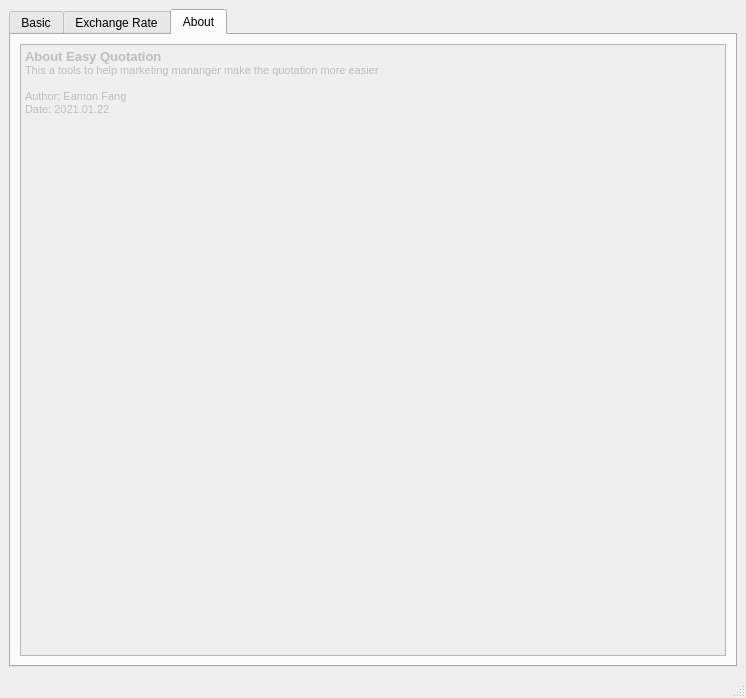
Before: the Qt Designer form main_window.ui in lgnq/EasyQuotation, drawn with Qt 5.
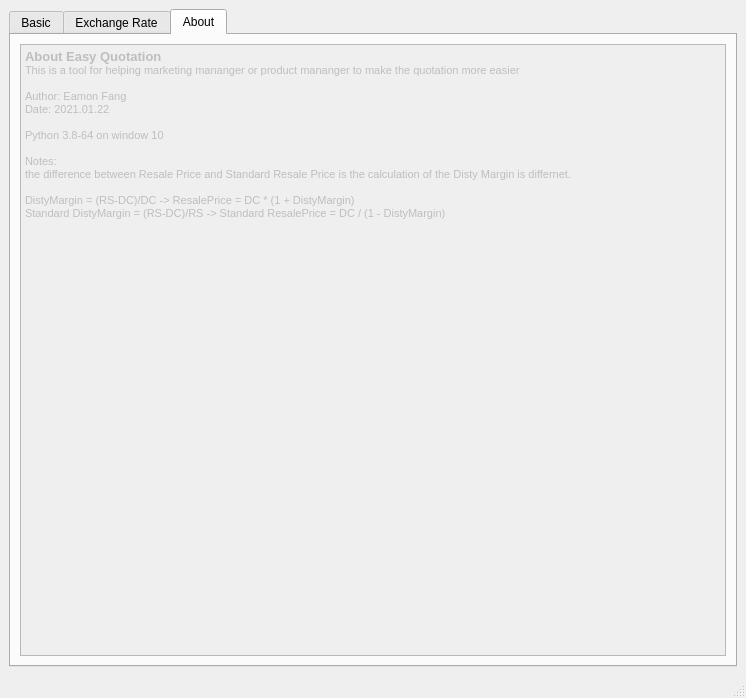
After: the same form once the commit is applied. The open tabs and pages were chosen to show the change. Custom widgets are drawn as their Qt base class.

Commit message: update the About information

What changed in the file:
```diff
--- a/main_window.ui
+++ b/main_window.ui
@@ -722,12 +722,18 @@
 p, li { white-space: pre-wrap; }
 &lt;/style&gt;&lt;/head&gt;&lt;body style=&quot; font-family:'MS Shell Dlg 2'; font-size:8.25pt; font-weight:400; font-style:normal;&quot;&gt;
 &lt;p style=&quot; margin-top:0px; margin-bottom:0px; margin-left:0px; margin-right:0px; -qt-block-indent:0; text-indent:0px;&quot;&gt;&lt;span style=&quot; font-size:10pt; font-weight:600;&quot;&gt;About Easy Quotation&lt;/span&gt;&lt;/p&gt;
-&lt;p style=&quot; margin-top:0px; margin-bottom:0px; margin-left:0px; margin-right:0px; -qt-block-indent:0; text-indent:0px;&quot;&gt;This a tools to help marketing mananger make the quotation more easier&lt;/p&gt;
+&lt;p style=&quot; margin-top:0px; margin-bottom:0px; margin-left:0px; margin-right:0px; -qt-block-indent:0; text-indent:0px;&quot;&gt;This is a tool for helping marketing mananger or product mananger to make the quotation more easier&lt;/p&gt;
 &lt;p style=&quot;-qt-paragraph-type:empty; margin-top:0px; margin-bottom:0px; margin-left:0px; margin-right:0px; -qt-block-indent:0; text-indent:0px;&quot;&gt;&lt;br /&gt;&lt;/p&gt;
 &lt;p style=&quot; margin-top:0px; margin-bottom:0px; margin-left:0px; margin-right:0px; -qt-block-indent:0; text-indent:0px;&quot;&gt;Author: Eamon Fang&lt;/p&gt;
 &lt;p style=&quot; margin-top:0px; margin-bottom:0px; margin-left:0px; margin-right:0px; -qt-block-indent:0; text-indent:0px;&quot;&gt;Date: 2021.01.22&lt;/p&gt;
 &lt;p style=&quot;-qt-paragraph-type:empty; margin-top:0px; margin-bottom:0px; margin-left:0px; margin-right:0px; -qt-block-indent:0; text-indent:0px;&quot;&gt;&lt;br /&gt;&lt;/p&gt;
-&lt;p style=&quot;-qt-paragraph-type:empty; margin-top:0px; margin-bottom:0px; margin-left:0px; margin-right:0px; -qt-block-indent:0; text-indent:0px;&quot;&gt;&lt;br /&gt;&lt;/p&gt;&lt;/body&gt;&lt;/html&gt;</string>
+&lt;p style=&quot; margin-top:0px; margin-bottom:0px; margin-left:0px; margin-right:0px; -qt-block-indent:0; text-indent:0px;&quot;&gt;Python 3.8-64 on window 10&lt;/p&gt;
+&lt;p style=&quot;-qt-paragraph-type:empty; margin-top:0px; margin-bottom:0px; margin-left:0px; margin-right:0px; -qt-block-indent:0; text-indent:0px;&quot;&gt;&lt;br /&gt;&lt;/p&gt;
+&lt;p style=&quot; margin-top:0px; margin-bottom:0px; margin-left:0px; margin-right:0px; -qt-block-indent:0; text-indent:0px;&quot;&gt;Notes:&lt;/p&gt;
+&lt;p style=&quot; margin-top:0px; margin-bottom:0px; margin-left:0px; margin-right:0px; -qt-block-indent:0; text-indent:0px;&quot;&gt;the difference between Resale Price and Standard Resale Price is the calculation of the Disty Margin is differnet.&lt;/p&gt;
+&lt;p style=&quot;-qt-paragraph-type:empty; margin-top:0px; margin-bottom:0px; margin-left:0px; margin-right:0px; -qt-block-indent:0; text-indent:0px;&quot;&gt;&lt;br /&gt;&lt;/p&gt;
+&lt;p style=&quot; margin-top:0px; margin-bottom:0px; margin-left:0px; margin-right:0px; -qt-block-indent:0; text-indent:0px;&quot;&gt;DistyMargin = (RS-DC)/DC -&amp;gt; ResalePrice = DC * (1 + DistyMargin)&lt;/p&gt;
+&lt;p style=&quot; margin-top:0px; margin-bottom:0px; margin-left:0px; margin-right:0px; -qt-block-indent:0; text-indent:0px;&quot;&gt;Standard DistyMargin = (RS-DC)/RS -&amp;gt; Standard ResalePrice = DC / (1 - DistyMargin)&lt;/p&gt;&lt;/body&gt;&lt;/html&gt;</string>
           </property>
          </widget>
         </item>
```
Left out of the diff: 2 changed lines with no effect on the pictures. The commit also changes 1 other file.
